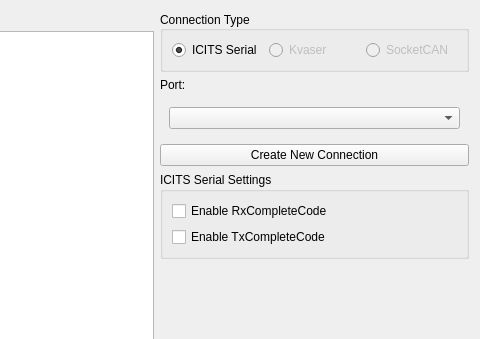
First picture: the form in ui/connectionwindow.ui, repository f0ghua/SavvyCAN, before the edit; both pictures show x 476 to 956 and y 0 to 339 of the 956 by 665 pixel window.
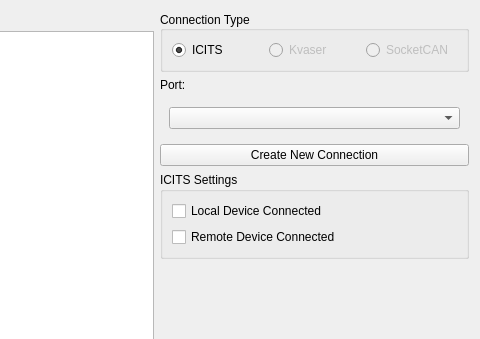
Second picture: the form after the edit.

```diff
--- a/ui/connectionwindow.ui
+++ b/ui/connectionwindow.ui
@@ -77,7 +77,7 @@
         <item>
          <widget class="QRadioButton" name="rbGVRET">
           <property name="text">
-           <string>ICITS Serial</string>
+           <string>ICITS</string>
           </property>
           <property name="checked">
            <bool>true</bool>
@@ -199,20 +199,20 @@
      <item>
       <widget class="QGroupBox" name="groupBox">
        <property name="title">
-        <string>ICITS Serial Settings</string>
+        <string>ICITS Settings</string>
        </property>
        <layout class="QVBoxLayout" name="verticalLayout_3">
         <item>
          <widget class="QCheckBox" name="ckRxCompleteCode">
           <property name="text">
-           <string>Enable RxCompleteCode</string>
+           <string>Local Device Connected</string>
           </property>
          </widget>
         </item>
         <item>
          <widget class="QCheckBox" name="ckTxCompleteCode">
           <property name="text">
-           <string>Enable TxCompleteCode</string>
+           <string>Remote Device Connected</string>
           </property>
          </widget>
         </item>
```
Left out of the diff: 4 changed lines with no effect on the pictures.
